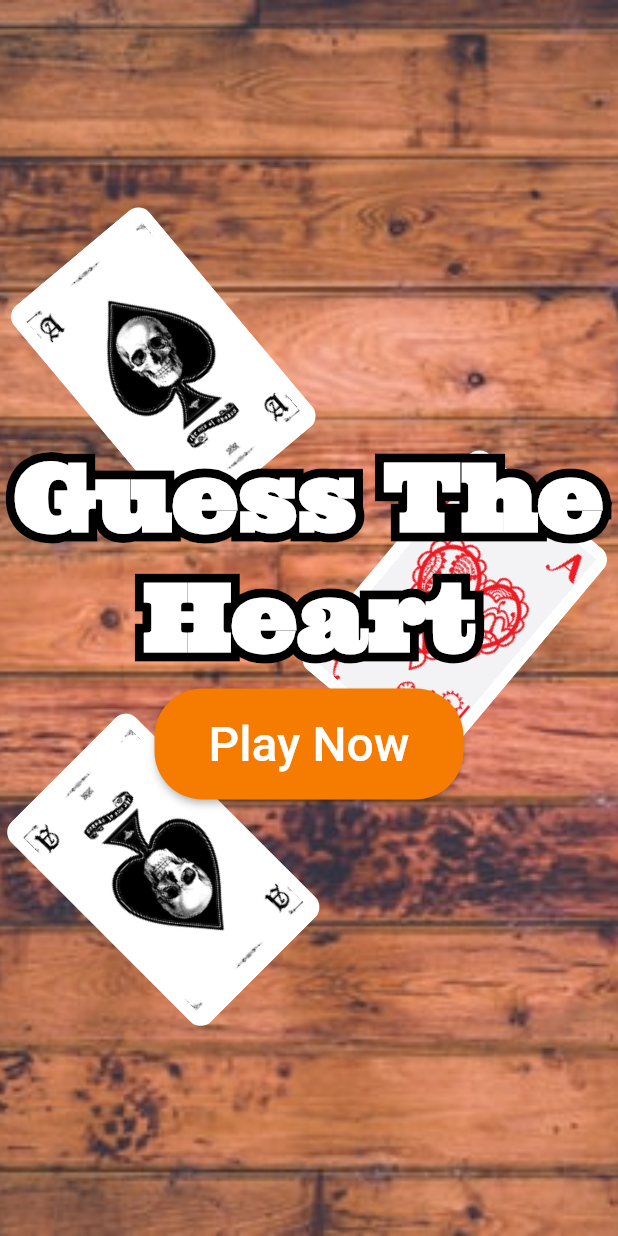
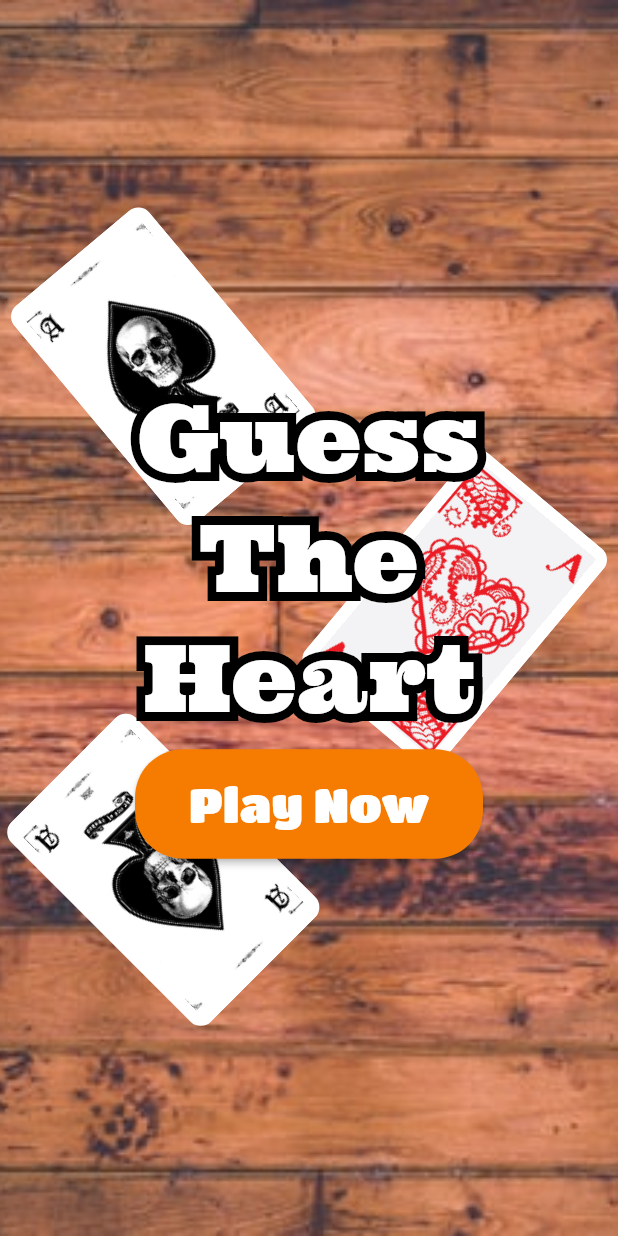
Before and after one commit to martinogarrizzo5/guess_the_heart, a Flutter app: the screen it shows after launch, on a phone screen of 412 x 824 dp. Run offline on Flutter 3.47's test engine with Material 2 defaults, Android fonts, the phone set to English and light mode, and no system bars; our stand-ins replace device_preview.

```diff
--- a/lib/components/game_card.dart
+++ b/lib/components/game_card.dart
@@ -24,7 +24,7 @@ class GameCard extends StatelessWidget {
         child: Container(
           color: Colors.white,
           padding: const EdgeInsets.all(8),
-          height: MediaQuery.of(context).size.width / 3.5 * 1.6,
+          height: min(MediaQuery.of(context).size.width / 3.5 * 1.6, 240 * 1.6),
           width: min(MediaQuery.of(context).size.width / 3.5, 240),
           child: Image.asset(
             image,
--- /dev/null
+++ b/lib/components/main_button.dart
@@ -0,0 +1,37 @@
+import "package:flutter/material.dart";
+
+class MainButton extends StatelessWidget {
+  final Function onClick;
+  final String text;
+  final double fontSize;
+  final EdgeInsetsGeometry padding;
+
+  const MainButton({
+    Key? key,
+    required this.text,
+    required this.onClick,
+    required this.fontSize,
+    this.padding = EdgeInsets.zero,
+  }) : super(key: key);
+
+  @override
+  Widget build(BuildContext context) {
+    return ElevatedButton(
+      onPressed: () => onClick(),
+      child: Text(
+        text,
+        style: TextStyle(
+          fontSize: fontSize,
+          fontFamily: "TitanOne",
+        ),
+      ),
+      style: ElevatedButton.styleFrom(
+        primary: Colors.orange[700],
+        padding: padding,
+        shape: RoundedRectangleBorder(
+          borderRadius: BorderRadius.circular(32),
+        ),
+      ),
+    );
+  }
+}
--- a/lib/main.dart
+++ b/lib/main.dart
@@ -1,4 +1,3 @@
-import 'package:flutter/foundation.dart';
 import 'package:flutter/material.dart';
 import './pages/game_menu.dart';
 import './pages/game_screen.dart';
@@ -7,10 +6,15 @@ import 'package:device_preview/device_preview.dart';
 void main() => runApp(MyApp());
 
 class MyApp extends StatelessWidget {
+  const MyApp({Key? key}) : super(key: key);
+
   @override
   Widget build(BuildContext context) {
-    return const MaterialApp(
-      home: GameMenu(),
+    return MaterialApp(
+      home: const GameMenu(),
+      routes: {
+        "/game": (context) => const GameScreen(),
+      },
     );
   }
 }
@@ -33,7 +37,10 @@ class MyApp extends StatelessWidget {
 //       builder: DevicePreview.appBuilder,
 //       theme: ThemeData.light(),
 //       darkTheme: ThemeData.dark(),
-//       home: const GameScreen(),
+//       home: const GameMenu(),
+//       routes: {
+//         "/game": (context) => const GameScreen(),
+//       },
 //     );
 //   }
 // }
--- a/lib/pages/game_menu.dart
+++ b/lib/pages/game_menu.dart
@@ -1,5 +1,6 @@
 import "package:flutter/material.dart";
 import 'package:guess_the_heart/components/game_card.dart';
+import 'package:guess_the_heart/components/main_button.dart';
 
 class GameMenu extends StatelessWidget {
   const GameMenu({Key? key}) : super(key: key);
@@ -44,18 +45,19 @@ class GameMenu extends StatelessWidget {
                 turns: AlwaysStoppedAnimation(40 / 360),
               ),
             ),
-            Column(
+            Center(
+              child: Column(
+                crossAxisAlignment: CrossAxisAlignment.center,
                 mainAxisSize: MainAxisSize.max,
                 mainAxisAlignment: MainAxisAlignment.center,
                 children: [
                   Stack(
                     children: [
                       Text(
-                      "Guess The Heart",
+                        "Guess\nThe\nHeart",
                         style: TextStyle(
                           fontSize: 62,
                           fontFamily: "Ultra",
-                        fontWeight: FontWeight.bold,
                           foreground: Paint()
                             ..style = PaintingStyle.stroke
                             ..strokeWidth = 12,
@@ -63,11 +65,10 @@ class GameMenu extends StatelessWidget {
                         textAlign: TextAlign.center,
                       ),
                       const Text(
-                      "Guess The Heart",
+                        "Guess\nThe\nHeart",
                         style: TextStyle(
                           fontSize: 62,
                           fontFamily: "Ultra",
-                        fontWeight: FontWeight.bold,
                           color: Colors.white,
                         ),
                         textAlign: TextAlign.center,
@@ -75,26 +76,17 @@ class GameMenu extends StatelessWidget {
                     ],
                   ),
                   const SizedBox(height: 8),
-                ElevatedButton(
-                  onPressed: () => {},
-                  child: const Text(
-                    "Play Now",
-                    style: TextStyle(
+                  MainButton(
+                    text: "Play Now",
                     fontSize: 32,
-                    ),
-                  ),
-                  style: ElevatedButton.styleFrom(
-                    primary: Colors.orange[700],
                     padding: const EdgeInsets.symmetric(
                       vertical: 18,
                       horizontal: 36,
                     ),
-                    shape: RoundedRectangleBorder(
-                      borderRadius: BorderRadius.circular(32),
-                    ),
-                  ),
+                    onClick: () => Navigator.of(context).pushNamed("/game"),
                   )
                 ],
+              ),
             )
           ],
         ),
```
Also changed, not shown: lib/components/end_game_dialog.dart (+43 -2 lines), lib/components/status_bar.dart (+13 -0 lines), lib/pages/game_screen.dart (+78 -14 lines), assets/game-menu-background.jpg, assets/game-screen-background.jpg. Lines whose indentation alone changed are shown as unchanged.
